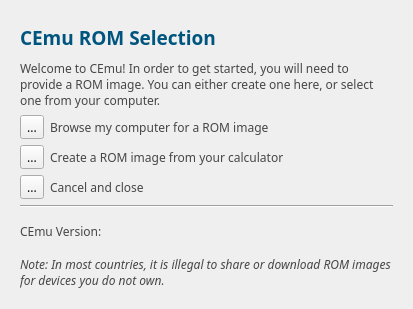
Before: the Qt Designer form gui/qt/romselection.ui in CE-Programming/CEmu, drawn with Qt 5.
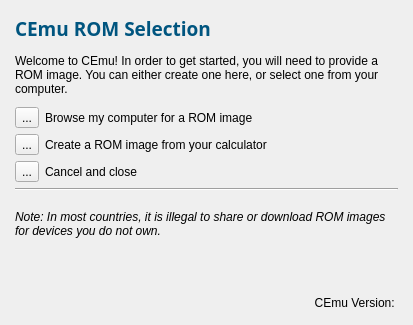
After: the same form once the commit is applied. Icons and pictures are not drawn. Custom widgets are drawn as their Qt base class.

Commit message: [GUI] Rom dumper: fix #333 ; improve items order and spacing

```diff
--- a/gui/qt/romselection.ui
+++ b/gui/qt/romselection.ui
@@ -10,33 +10,9 @@
     <x>0</x>
     <y>0</y>
     <width>413</width>
-    <height>309</height>
+    <height>325</height>
    </rect>
   </property>
-  <property name="sizePolicy">
-   <sizepolicy hsizetype="MinimumExpanding" vsizetype="MinimumExpanding">
-    <horstretch>0</horstretch>
-    <verstretch>0</verstretch>
-   </sizepolicy>
-  </property>
-  <property name="minimumSize">
-   <size>
-    <width>0</width>
-    <height>0</height>
-   </size>
-  </property>
-  <property name="maximumSize">
-   <size>
-    <width>16777215</width>
-    <height>16777215</height>
-   </size>
-  </property>
-  <property name="sizeIncrement">
-   <size>
-    <width>0</width>
-    <height>0</height>
-   </size>
-  </property>
   <property name="windowTitle">
    <string>CEmu Setup</string>
   </property>
@@ -51,6 +27,18 @@
    <bool>true</bool>
   </property>
   <layout class="QVBoxLayout" name="verticalLayout_4">
+   <property name="leftMargin">
+    <number>6</number>
+   </property>
+   <property name="topMargin">
+    <number>6</number>
+   </property>
+   <property name="rightMargin">
+    <number>6</number>
+   </property>
+   <property name="bottomMargin">
+    <number>6</number>
+   </property>
    <item>
     <widget class="QStackedWidget" name="stackedWidget">
      <property name="sizePolicy">
@@ -59,48 +47,6 @@
        <verstretch>0</verstretch>
       </sizepolicy>
      </property>
-     <property name="palette">
-      <palette>
-       <active>
-        <colorrole role="WindowText">
-         <brush brushstyle="SolidPattern">
-          <color alpha="255">
-           <red>70</red>
-           <green>70</green>
-           <blue>70</blue>
-          </color>
-         </brush>
-        </colorrole>
-       </active>
-       <inactive>
-        <colorrole role="WindowText">
-         <brush brushstyle="SolidPattern">
-          <color alpha="255">
-           <red>70</red>
-           <green>70</green>
-           <blue>70</blue>
-          </color>
-         </brush>
-        </colorrole>
-       </inactive>
-       <disabled>
-        <colorrole role="WindowText">
-         <brush brushstyle="SolidPattern">
-          <color alpha="255">
-           <red>120</red>
-           <green>120</green>
-           <blue>120</blue>
-          </color>
-         </brush>
-        </colorrole>
-       </disabled>
-      </palette>
-     </property>
-     <property name="font">
-      <font>
-       <family>Gulim</family>
-      </font>
-     </property>
      <property name="frameShadow">
       <enum>QFrame::Plain</enum>
      </property>
@@ -108,19 +54,30 @@
       <number>0</number>
      </property>
      <widget class="QWidget" name="page0">
-      <property name="minimumSize">
-       <size>
-        <width>0</width>
-        <height>0</height>
-       </size>
-      </property>
-      <property name="maximumSize">
-       <size>
-        <width>16777215</width>
-        <height>16777215</height>
-       </size>
-      </property>
       <layout class="QGridLayout" name="gridLayout">
+       <item row="1" column="0">
+        <widget class="QLabel" name="line1_7">
+         <property name="sizePolicy">
+          <sizepolicy hsizetype="Preferred" vsizetype="Preferred">
+           <horstretch>0</horstretch>
+           <verstretch>0</verstretch>
+          </sizepolicy>
+         </property>
+         <property name="text">
+          <string>Welcome to CEmu! In order to get started, you will need to provide a ROM image. You can either create one here, or select one from your computer.</string>
+         </property>
+         <property name="wordWrap">
+          <bool>true</bool>
+         </property>
+        </widget>
+       </item>
+       <item row="5" column="0">
+        <widget class="Line" name="line">
+         <property name="orientation">
+          <enum>Qt::Horizontal</enum>
+         </property>
+        </widget>
+       </item>
        <item row="7" column="0">
         <widget class="QLabel" name="label_2">
          <property name="font">
@@ -138,15 +95,14 @@
          </property>
         </widget>
        </item>
-       <item row="5" column="0">
-        <widget class="Line" name="line">
-         <property name="orientation">
-          <enum>Qt::Horizontal</enum>
-         </property>
-        </widget>
-       </item>
        <item row="0" column="0">
         <widget class="QLabel" name="line0">
+         <property name="sizePolicy">
+          <sizepolicy hsizetype="Preferred" vsizetype="Maximum">
+           <horstretch>0</horstretch>
+           <verstretch>0</verstretch>
+          </sizepolicy>
+         </property>
          <property name="palette">
           <palette>
            <active>
@@ -198,35 +154,6 @@
          </property>
         </widget>
        </item>
-       <item row="6" column="0">
-        <widget class="QLabel" name="versionLabel">
-         <property name="sizePolicy">
-          <sizepolicy hsizetype="Preferred" vsizetype="Preferred">
-           <horstretch>0</horstretch>
-           <verstretch>0</verstretch>
-          </sizepolicy>
-         </property>
-         <property name="text">
-          <string>CEmu Version: </string>
-         </property>
-        </widget>
-       </item>
-       <item row="1" column="0">
-        <widget class="QLabel" name="line1_7">
-         <property name="sizePolicy">
-          <sizepolicy hsizetype="Preferred" vsizetype="Preferred">
-           <horstretch>0</horstretch>
-           <verstretch>0</verstretch>
-          </sizepolicy>
-         </property>
-         <property name="text">
-          <string>Welcome to CEmu! In order to get started, you will need to provide a ROM image. You can either create one here, or select one from your computer.</string>
-         </property>
-         <property name="wordWrap">
-          <bool>true</bool>
-         </property>
-        </widget>
-       </item>
        <item row="3" column="0">
         <layout class="QGridLayout" name="gridLayout_2">
          <property name="bottomMargin">
@@ -301,6 +228,22 @@
          </item>
         </layout>
        </item>
+       <item row="8" column="0">
+        <widget class="QLabel" name="versionLabel">
+         <property name="sizePolicy">
+          <sizepolicy hsizetype="Preferred" vsizetype="Preferred">
+           <horstretch>0</horstretch>
+           <verstretch>0</verstretch>
+          </sizepolicy>
+         </property>
+         <property name="text">
+          <string>CEmu Version: </string>
+         </property>
+         <property name="alignment">
+          <set>Qt::AlignBottom|Qt::AlignRight|Qt::AlignTrailing</set>
+         </property>
+        </widget>
+       </item>
       </layout>
      </widget>
      <widget class="QWidget" name="page1">
```
